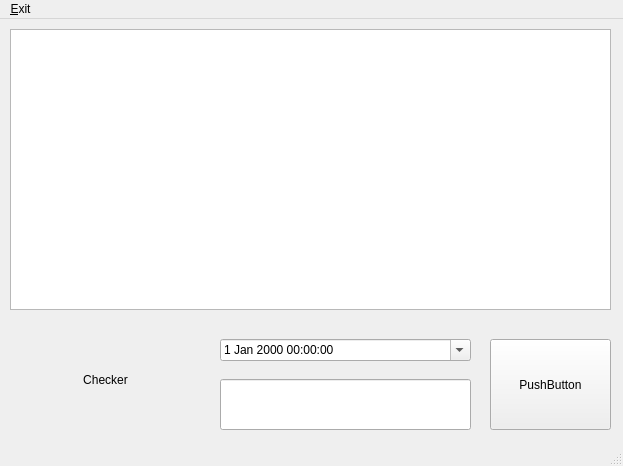
Above: main.ui from susilnath/reminder_app before the change. Below: the same form after it.
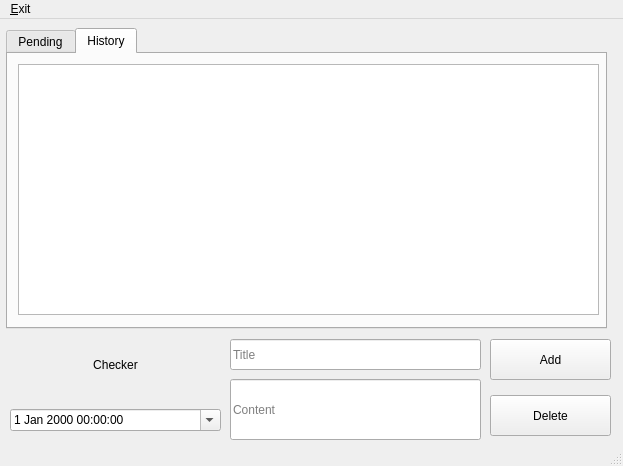
That is the form after the change.

Patch:
```diff
--- a/main.ui
+++ b/main.ui
@@ -23,11 +23,11 @@
       <x>490</x>
       <y>320</y>
       <width>121</width>
-      <height>91</height>
+      <height>41</height>
      </rect>
     </property>
     <property name="text">
-     <string>PushButton</string>
+     <string>Add</string>
     </property>
    </widget>
    <widget class="QLabel" name="debug">
@@ -35,8 +35,8 @@
      <rect>
       <x>10</x>
       <y>320</y>
-      <width>191</width>
-      <height>81</height>
+      <width>211</width>
+      <height>51</height>
      </rect>
     </property>
     <property name="text">
@@ -49,9 +49,9 @@
    <widget class="QDateTimeEdit" name="DateTime_Picker">
     <property name="geometry">
      <rect>
-      <x>220</x>
-      <y>320</y>
-      <width>251</width>
+      <x>10</x>
+      <y>390</y>
+      <width>211</width>
       <height>22</height>
      </rect>
     </property>
@@ -59,25 +59,87 @@
      <bool>true</bool>
     </property>
    </widget>
-   <widget class="QListWidget" name="Job_List">
+   <widget class="QLineEdit" name="Text_Title">
     <property name="geometry">
      <rect>
-      <x>10</x>
-      <y>10</y>
+      <x>230</x>
+      <y>320</y>
+      <width>251</width>
+      <height>31</height>
+     </rect>
+    </property>
+    <property name="placeholderText">
+     <string>Title</string>
+    </property>
+   </widget>
+   <widget class="QTabWidget" name="tabWidget">
+    <property name="geometry">
+     <rect>
+      <x>6</x>
+      <y>9</y>
       <width>601</width>
-      <height>281</height>
+      <height>301</height>
      </rect>
     </property>
+    <property name="currentIndex">
+     <number>1</number>
+    </property>
+    <widget class="QWidget" name="Tab_Pending">
+     <attribute name="title">
+      <string>Pending</string>
+     </attribute>
+     <widget class="QListWidget" name="ListW_PendingJobs">
+      <property name="geometry">
+       <rect>
+        <x>10</x>
+        <y>10</y>
+        <width>581</width>
+        <height>251</height>
+       </rect>
+      </property>
+     </widget>
+    </widget>
+    <widget class="QWidget" name="Tab_History">
+     <attribute name="title">
+      <string>History</string>
+     </attribute>
+     <widget class="QListWidget" name="ListW_HistoryJobs">
+      <property name="geometry">
+       <rect>
+        <x>10</x>
+        <y>10</y>
+        <width>581</width>
+        <height>251</height>
+       </rect>
+      </property>
+     </widget>
+    </widget>
    </widget>
-   <widget class="QLineEdit" name="Reminder_Title">
+   <widget class="QPushButton" name="Button_Delete">
     <property name="geometry">
      <rect>
-      <x>220</x>
+      <x>490</x>
+      <y>376</y>
+      <width>121</width>
+      <height>41</height>
+     </rect>
+    </property>
+    <property name="text">
+     <string>Delete</string>
+    </property>
+   </widget>
+   <widget class="QLineEdit" name="Text_Content">
+    <property name="geometry">
+     <rect>
+      <x>230</x>
       <y>360</y>
       <width>251</width>
-      <height>51</height>
+      <height>61</height>
      </rect>
     </property>
+    <property name="placeholderText">
+     <string>Content</string>
+    </property>
    </widget>
   </widget>
   <widget class="QMenuBar" name="menubar">
```
Left out of the diff: 5 changed lines with no effect on the pictures.
